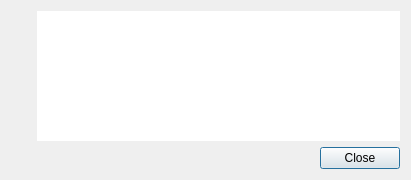
The window that src/dialogs/errordialog.ui (strawberrymusicplayer/strawberry) describes before a commit, drawn with Qt 5.
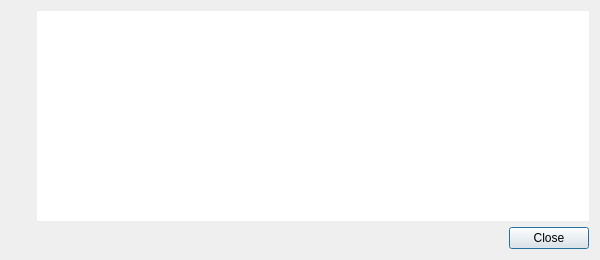
The same window after the commit. Icons and pictures are not drawn.

Commit message: Make error dialog larger

Diff of the .ui file:
```diff
--- a/src/dialogs/errordialog.ui
+++ b/src/dialogs/errordialog.ui
@@ -6,8 +6,8 @@
    <rect>
     <x>0</x>
     <y>0</y>
-    <width>411</width>
-    <height>180</height>
+    <width>600</width>
+    <height>260</height>
    </rect>
   </property>
   <property name="windowTitle">
```
Left out of the diff: 2 changed lines with no effect on the pictures.
